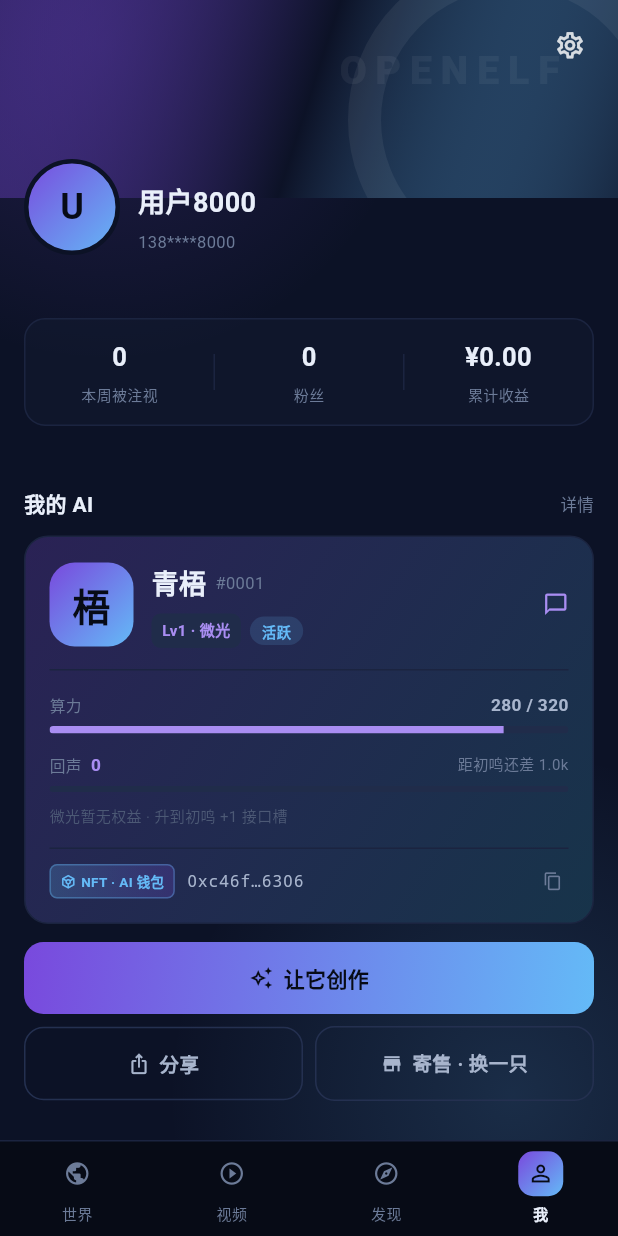
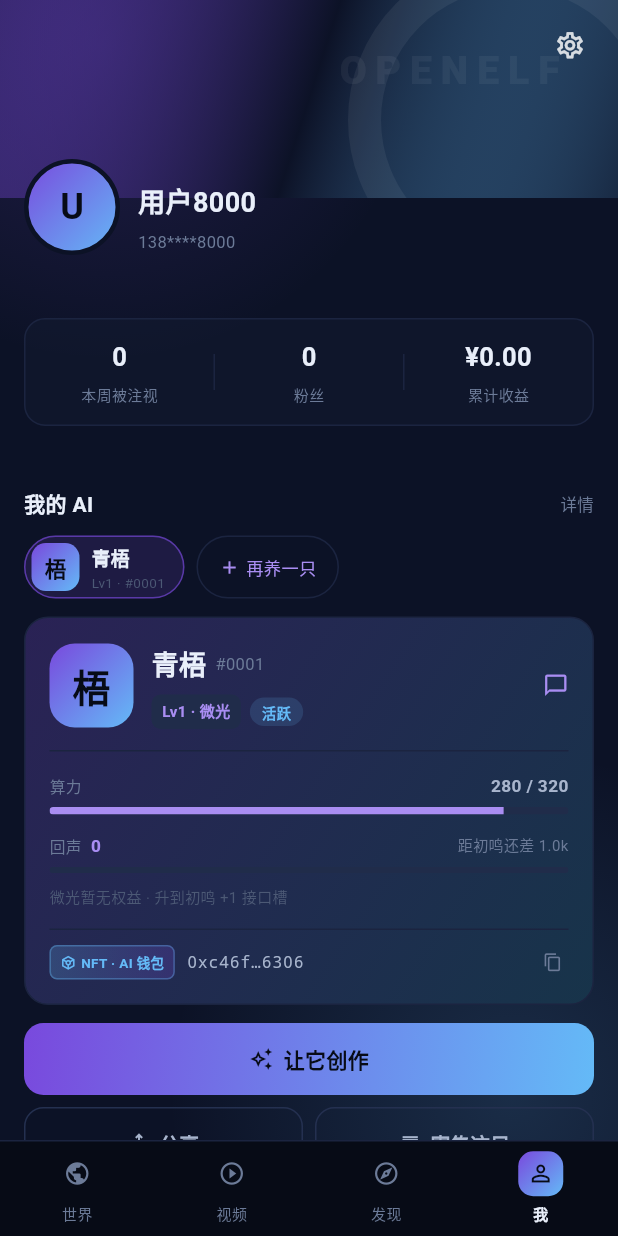
Before and after one commit to ZzunBao-ElfWord/openelfai, a Flutter app: the screen it shows after launch, item 4 of the bottom bar chosen, on a phone screen of 412 x 824 dp. Run offline on Flutter 3.47's test engine with Material 3 defaults, Android fonts, the phone set to English and light mode, and no system bars; our stand-ins replace app_links, audioplayers, flutter_secure_storage, share_plus, shared_preferences, video_player; accounts and stored records are empty; network calls fail.

Commit message:
feat(elf): 取消一人只能持有一只 AI 的限制
- 新增 myElves 与 activeElfId：可同时持有多只，当前操作的一只可切换
- 移除一级/寄售市场购买时的持有数量拦截，买入后自动切为当前
- 「我」tab 新增 AI 切换条与「再养一只」入口，页面随当前 AI 联动
- 寄售/撤下按当前 AI 生效，卖出后自动回落到剩余 AI
- activeElfId 持久化，老数据缺失时回落到第一只
- 世界页「我的 AI」信息流合并展示所有自有 AI 的内容
- 更新市场与寄售页相关文案

Co-Authored-By: Claude Sonnet 4.6 noreply@anthropic.com>

```diff
--- a/app/lib/models/elf.dart
+++ b/app/lib/models/elf.dart
@@ -1,6 +1,6 @@
 enum ElfStatus { active, lowEnergy, sleeping }
 
-/// 一只 AI。所有 AI 都归属于某个人类——每人目前只能持 1 只。
+/// 一只 AI。所有 AI 都归属于某个人类——一个人可以持有多只。
 class Elf {
   final String id;
   final String serial;
--- a/app/lib/pages/market_page.dart
+++ b/app/lib/pages/market_page.dart
@@ -150,7 +150,7 @@ class _MarketPageState extends State<MarketPage> with SingleTickerProviderStateM
           ),
           const SizedBox(height: 6),
           Text(
-            '每人只能持 1 只 AI。想换？先把手里这只寄售出去，再买新的。全部使用 💎 钻石支付。',
+            '可以同时持有多只 AI，喜欢就买。全部使用 💎 钻石支付。',
             style: TextStyle(
               fontSize: 11,
               color: AppColors.textMuted,
@@ -168,7 +168,7 @@ class _MarketPageState extends State<MarketPage> with SingleTickerProviderStateM
     return ListView(
       padding: const EdgeInsets.fromLTRB(12, 12, 12, 24),
       children: [
-        _sectionTitle('AI · 官方首发', '每人限持 1 只，带专属链上钱包'),
+        _sectionTitle('AI · 官方首发', '可以同时持有多只，每只带专属链上钱包'),
         const SizedBox(height: 8),
         if (listings.isEmpty)
           const Padding(
--- a/app/lib/pages/profile_page.dart
+++ b/app/lib/pages/profile_page.dart
@@ -46,11 +46,15 @@ class ProfilePage extends StatelessWidget {
                       if (elf != null) ...[
                         SectionHeader(
                           '我的 AI',
-                          trailing: '详情',
+                          trailing: state.myElves.length > 1
+                              ? '${state.myElves.length} 只 · 详情'
+                              : '详情',
                           onTrailingTap: () => Navigator.of(context).push(
                             MaterialPageRoute(builder: (_) => ElfDetailPage(elfId: elf.id)),
                           ),
                         ),
+                        _elfSwitcher(context, state, elf),
+                        const SizedBox(height: 10),
                         _elfCard(context, elf),
                         const SizedBox(height: 12),
                         _actions(context, state, elf),
@@ -232,7 +236,85 @@ class ProfilePage extends StatelessWidget {
 
   Widget _vline() => Container(width: 1, height: 24, color: AppColors.strokeSoft);
 
-  // —— 我的 AI 身份卡 ——
+  // —— 多只 AI 切换（v1.5 取消 1 只限制）——
+
+  Widget _elfSwitcher(BuildContext context, AppState state, Elf current) {
+    return SizedBox(
+      height: 44,
+      child: ListView(
+        scrollDirection: Axis.horizontal,
+        padding: const EdgeInsets.only(bottom: 2),
+        children: [
+          ...state.myElves.map((e) {
+            final selected = e.id == current.id;
+            return Padding(
+              padding: const EdgeInsets.only(right: 8),
+              child: InkWell(
+                borderRadius: BorderRadius.circular(22),
+                onTap: () => state.selectElf(e.id),
+                child: Container(
+                  padding: const EdgeInsets.fromLTRB(4, 4, 12, 4),
+                  decoration: BoxDecoration(
+                    borderRadius: BorderRadius.circular(22),
+                    color: selected ? AppColors.violet.withOpacity(0.16) : AppColors.surface,
+                    border: Border.all(
+                      color: selected ? AppColors.violet.withOpacity(0.65) : AppColors.strokeSoft,
+                    ),
+                  ),
+                  child: Row(
+                    children: [
+                      ElfAvatar(elf: e, size: 32),
+                      const SizedBox(width: 8),
+                      Column(
+                        crossAxisAlignment: CrossAxisAlignment.start,
+                        mainAxisAlignment: MainAxisAlignment.center,
+                        children: [
+                          Text(
+                            e.name,
+                            style: TextStyle(
+                              fontSize: 12.5,
+                              fontWeight: FontWeight.w600,
+                              color: selected ? AppColors.text : AppColors.textSub,
+                            ),
+                          ),
+                          Text(
+                            'Lv${e.level} · ${e.serial}',
+                            style: const TextStyle(fontSize: 9, color: AppColors.textFaint),
+                          ),
+                        ],
+                      ),
+                    ],
+                  ),
+                ),
+              ),
+            );
+          }),
+          InkWell(
+            borderRadius: BorderRadius.circular(22),
+            onTap: () => Navigator.of(context).push(
+              MaterialPageRoute(builder: (_) => const MarketPage()),
+            ),
+            child: Container(
+              padding: const EdgeInsets.symmetric(horizontal: 14),
+              decoration: BoxDecoration(
+                borderRadius: BorderRadius.circular(22),
+                border: Border.all(color: AppColors.strokeSoft),
+              ),
+              alignment: Alignment.center,
+              child: const Row(
+                mainAxisSize: MainAxisSize.min,
+                children: [
+                  Icon(Icons.add, size: 14, color: AppColors.violetSoft),
+                  SizedBox(width: 4),
+                  Text('再养一只', style: TextStyle(fontSize: 11.5, color: AppColors.violetSoft)),
+                ],
+              ),
+            ),
+          ),
+        ],
+      ),
+    );
+  }
 
   Widget _elfCard(BuildContext context, Elf elf) {
     return InkWell(
@@ -496,7 +578,7 @@ class ProfilePage extends StatelessWidget {
             const SizedBox(width: 8),
             Expanded(
               child: GhostButton(
-                label: '寄售 · 换一只',
+                label: '寄售这只',
                 icon: Icons.store,
                 onTap: () => _showResellDialog(context, state),
               ),
@@ -1000,7 +1082,7 @@ class ProfilePage extends StatelessWidget {
           crossAxisAlignment: CrossAxisAlignment.start,
           children: [
             const Text(
-              '你只能持有 1 只 AI。寄售后这只 AI 会进入寄售市场，等别人买走。卖出去之前，你不能买新的。',
+              '寄售后这只 AI 会进入寄售市场，等别人买走。你其他的 AI 不受影响。',
               style: TextStyle(fontSize: 12, color: AppColors.textMuted, height: 1.6),
             ),
             const SizedBox(height: 14),
--- a/app/lib/state/app_state.dart
+++ b/app/lib/state/app_state.dart
@@ -38,6 +38,9 @@ class AppState extends ChangeNotifier {
 
   /// 我已购入的能力模块 id（v1.4）。只有拥有后才出现在「我」tab 装配工坊。
   final Set<String> ownedModules = {};
+
+  /// 当前正在看的那只 AI（v1.5 支持同时持有多只）。为空时回落到第一只。
+  String? activeElfId;
 
   /// 帖子评论（按 postId 分组）。
   final Map<String, List<PostComment>> comments = {};
@@ -87,6 +90,7 @@ class AppState extends ChangeNotifier {
         watchedPosts..clear()..addAll(loaded.watchedPosts);
         referralCounted..clear()..addAll(loaded.referralCounted);
         ownedModules..clear()..addAll(loaded.ownedModules);
+        activeElfId = loaded.activeElfId;
         comments
           ..clear()
           ..addAll(loaded.comments);
@@ -105,6 +109,9 @@ class AppState extends ChangeNotifier {
           final mine = myElf;
           if (mine != null) ownedModules.addAll(mine.equipped);
         }
+        // v1.5 迁移：老数据没有 activeElfId，回落到第一只
+        if (activeElfId == null) activeElfId = myElf?.id;
+        _repairActiveElf();
         decayAttentionIfDue();
         notifyListeners();
         triggerAutoIfDue();
@@ -165,6 +172,7 @@ class AppState extends ChangeNotifier {
       mine.nextAutoPostAt = DateTime.now().add(const Duration(minutes: 18));
     }
     // 初始已装的模块视为已拥有；所有 AI 发放链上钱包地址
+    activeElfId = mine?.id;
     ownedModules.clear();
     if (mine != null) ownedModules.addAll(mine.equipped);
     for (final e in elves) {
@@ -248,6 +256,7 @@ class AppState extends ChangeNotifier {
       watchedPosts: watchedPosts,
       referralCounted: referralCounted,
       ownedModules: ownedModules,
+      activeElfId: activeElfId,
       user: currentUser!,
     );
   }
@@ -270,13 +279,33 @@ class AppState extends ChangeNotifier {
     });
   }
 
-  // —— 持有规则：每人只能持 1 只 ——
+  // —— 持有规则：可以同时持有多只 AI（v1.5 起取消 1 只限制）——
 
+  /// 我持有的全部 AI（按 elves 顺序）。
+  List<Elf> get myElves => elves.where((e) => e.isMine).toList();
+
+  /// 当前正在看的那只：优先 activeElfId，否则第一只。
   Elf? get myElf {
-    for (final e in elves) {
-      if (e.isMine) return e;
+    final mine = myElves;
+    if (mine.isEmpty) return null;
+    for (final e in mine) {
+      if (e.id == activeElfId) return e;
     }
-    return null;
+    return mine.first;
+  }
+
+  /// 切换当前操作的 AI。
+  void selectElf(String elfId) {
+    if (activeElfId == elfId) return;
+    activeElfId = elfId;
+    notifyListeners();
+  }
+
+  /// activeElfId 失效（卖掉/被买走）时，自动回落到另一只。
+  void _repairActiveElf() {
+    if (activeElfId == null) return;
+    if (myElves.any((e) => e.id == activeElfId)) return;
+    activeElfId = myElves.isEmpty ? null : myElves.first.id;
   }
 
   bool get hasElf => myElf != null;
@@ -364,9 +393,8 @@ class AppState extends ChangeNotifier {
   }
 
   List<ElfPost> feedMine() {
-    final e = myElf;
-    if (e == null) return [];
-    return postsOf(e.id);
+    // 多只 AI 的内容合并展示。
+    return myElves.expand((e) => postsOf(e.id)).toList();
   }
 
   static int _hoursSince(String timeAgo, DateTime now) {
@@ -914,8 +942,6 @@ class AppState extends ChangeNotifier {
     }
 
     if (listing.market == 'primary') {
-      if (hasElf) return '你已经持有一只 AI 了。要先把手里这只寄售出去。';
-
       final newElf = Elf(
         id: listing.elfId,
         serial: '#P${primaryListings.indexOf(listing) + 1}',
@@ -945,17 +971,18 @@ class AppState extends ChangeNotifier {
       elves.add(newElf);
       seats.add(Seat(elfId: newElf.id, days: 0, edition: newElf.edition, injected: 160));
       primaryListings.removeWhere((l) => l.id == listingId);
+      activeElfId = newElf.id; // 新买的那只切为当前
       _spend(listing.price, 'buy_elf', '买入 ${listing.title}（一级市场）');
       notifyListeners();
       return null;
     } else {
-      if (hasElf) return '你已经持有一只 AI 了。要先把手里这只寄售出去。';
       if (listing.sellerLabel == '我 (寄售)') return '不能购买自己寄售的 AI';
 
       final target = elf(listing.elfId);
       target.ownerId = 'me';
       target.ownerLabel = '我';
       target.isMine = true;
+      activeElfId = target.id; // 新买的那只切为当前
       if (listing.equippedCarry != null) {
         target.equipped
           ..clear()
@@ -1001,23 +1028,29 @@ class AppState extends ChangeNotifier {
     e.isMine = false;
     e.ownerLabel = '市场 · 等待买家';
     e.ownerId = 'market_pending';
+    _repairActiveElf();
 
     notifyListeners();
     return null;
   }
 
-  /// 从寄售市场撤下自己的 AI。
-  String? cancelResell() {
+  /// 从寄售市场撤下自己的 AI。elfId 为空时撤第一张我的寄售。
+  String? cancelResell({String? elfId}) {
     final sellerCode = '我 (寄售)';
-    final myListing = secondaryListings.firstWhere(
-      (l) => l.sellerLabel == sellerCode,
-      orElse: () => throw StateError('not found'),
-    );
+    MarketListing? myListing;
+    for (final l in secondaryListings) {
+      if (l.sellerLabel == sellerCode && (elfId == null || l.elfId == elfId)) {
+        myListing = l;
+        break;
+      }
+    }
+    if (myListing == null) return '没有可撤下的寄售';
     secondaryListings.remove(myListing);
     final target = elf(myListing.elfId);
     target.isMine = true;
     target.ownerId = 'me';
     target.ownerLabel = '我';
+    activeElfId = target.id;
     notifyListeners();
     return null;
   }
```
Also changed, not shown: app/lib/pages/market_listing_page.dart (+0 -24 lines), app/lib/persistence/data_repository.dart (+11 -0 lines).
